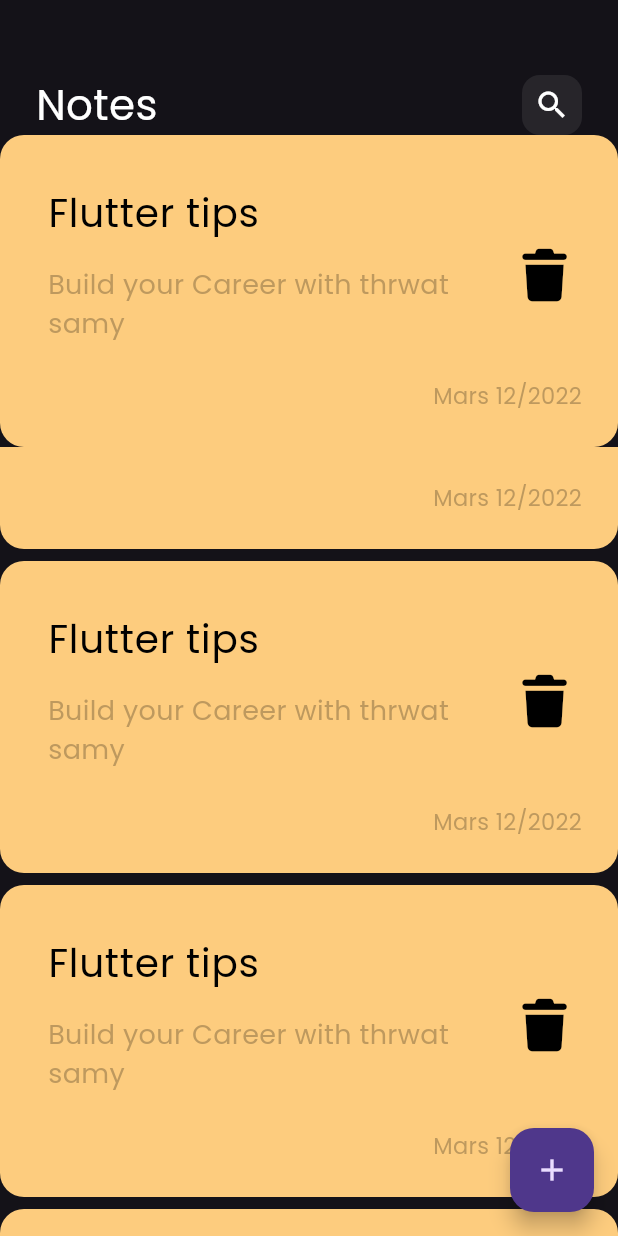
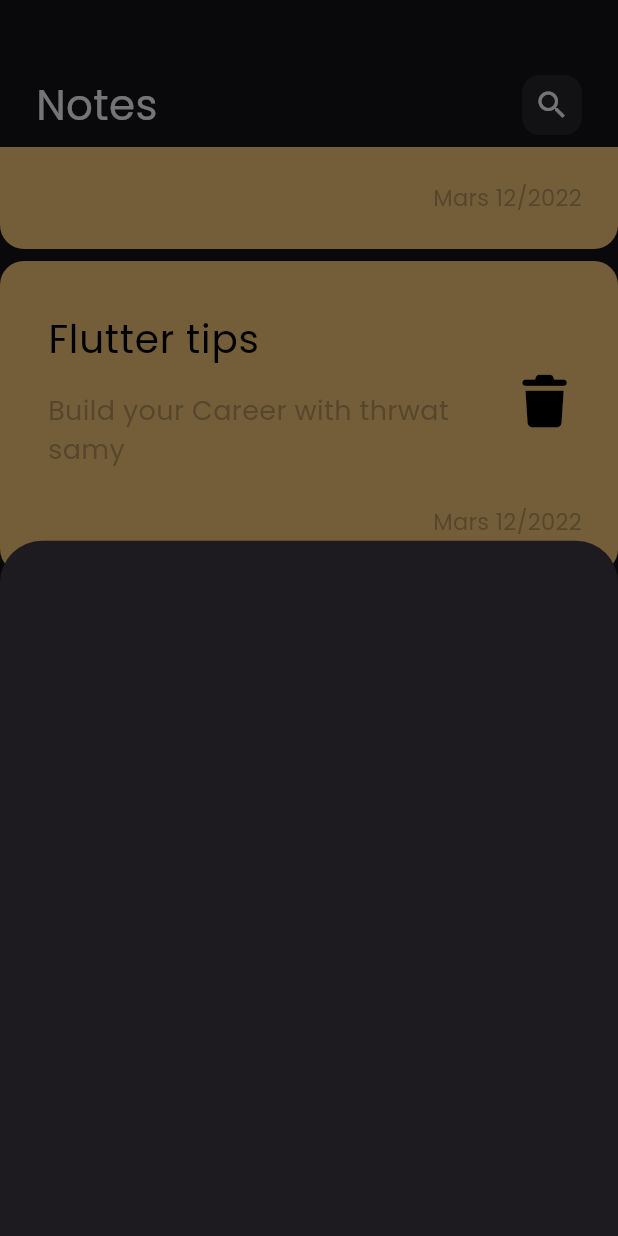
Before and after one commit to YakeenSap9h/new_notes_app, a Flutter app: the screen it shows after launch, scrolled down 576 dp, after a tap on the "add" icon, on a phone screen of 412 x 824 dp. Run offline on Flutter 3.47's test engine with Material 3 defaults, Android fonts, the phone set to English and light mode, and no system bars; our stand-ins replace font_awesome_flutter.

Commit message:
show modal bottom sheet

```diff
--- a/lib/views/notes_view.dart
+++ b/lib/views/notes_view.dart
@@ -1,4 +1,5 @@
 import 'package:flutter/material.dart';
+import 'package:new_notes_app/views/widgets/add_bottom_sheet_body.dart';
 import 'package:new_notes_app/views/widgets/notes_view_body.dart';
 
 class NotesView extends StatelessWidget {
@@ -6,14 +7,19 @@ class NotesView extends StatelessWidget {
 
   @override
   Widget build(BuildContext context) {
-    return Scaffold(
-        floatingActionButton:  FloatingActionButton(onPressed:
-    ()
-    {
-
-    },
-    child:const Icon(Icons.add),),
-      body: const NotesViewBody()
-  );
+    return  Scaffold(
+      floatingActionButton: FloatingActionButton(
+        onPressed: () {
+          showModalBottomSheet(
+            context: context,
+            builder: (context) {
+              return const AddBottomSheetBody();
+            },
+          );
+        },
+        child: const Icon(Icons.add),
+      ),
+      body: const NotesViewBody(),
+    );
   }
 }
--- /dev/null
+++ b/lib/views/widgets/add_bottom_sheet_body.dart
@@ -0,0 +1,10 @@
+import 'package:flutter/material.dart';
+
+class AddBottomSheetBody extends StatelessWidget {
+  const AddBottomSheetBody({super.key});
+
+  @override
+  Widget build(BuildContext context) {
+    return   Container();
+  }
+}
--- a/lib/views/widgets/notes_list_view.dart
+++ b/lib/views/widgets/notes_list_view.dart
@@ -6,13 +6,17 @@ class NotesListView extends StatelessWidget {
 
   @override
   Widget build(BuildContext context) {
-    return ListView.builder(
+    return Padding(
+      padding: const EdgeInsets.symmetric(vertical: 8.0),
+      child: ListView.builder(
+        padding: EdgeInsets.zero,
         itemBuilder: (context, index) {
           return Padding(
             padding: const EdgeInsets.symmetric(vertical: 4),
             child: const NoteViewItem(),
           );
         },
+      ),
     );
   }
 }
--- a/lib/views/widgets/notes_view_body.dart
+++ b/lib/views/widgets/notes_view_body.dart
@@ -1,6 +1,5 @@
 import 'package:flutter/material.dart';
 import 'package:new_notes_app/views/widgets/custom_app_bar.dart';
-import 'package:new_notes_app/views/widgets/custom_note_item.dart';
 import 'package:new_notes_app/views/widgets/notes_list_view.dart';
 
 class NotesViewBody extends StatelessWidget {
@@ -12,7 +11,6 @@ class NotesViewBody extends StatelessWidget {
       children: [
         SizedBox(height: 50),
         CustomAppBar(),
-        NoteViewItem(),
         Expanded(child: NotesListView()),
       ],
     );
```
Lines whose indentation alone changed are shown as unchanged.
